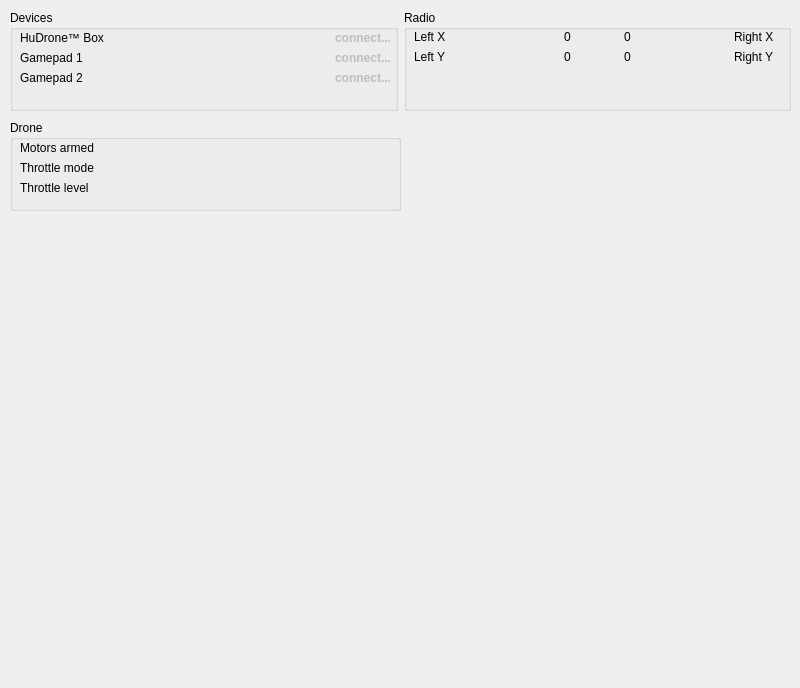
Old version of the form DESKTOP/app/dialogfly.ui in the repository houdini22/HuDrone.
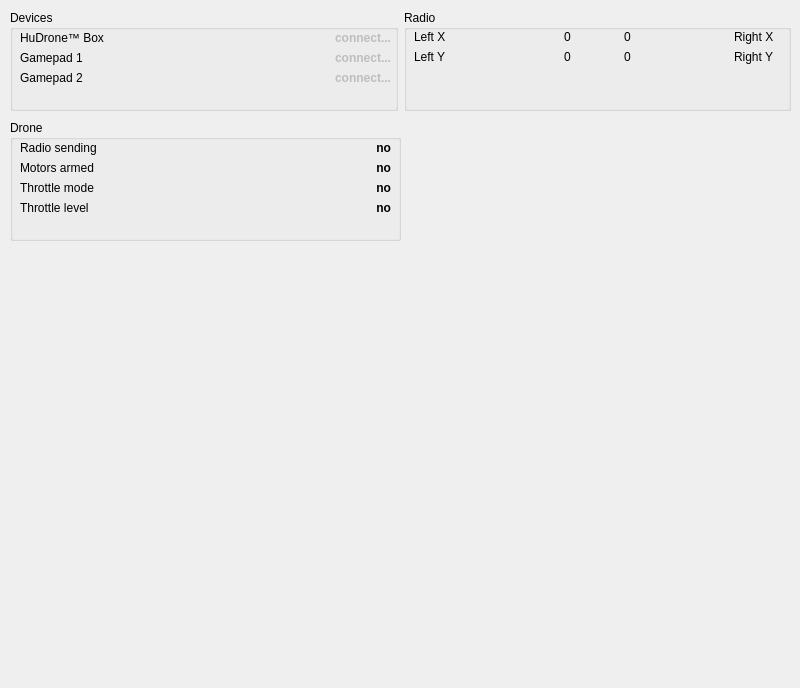
New version of the form.

```diff
--- a/DESKTOP/app/dialogfly.ui
+++ b/DESKTOP/app/dialogfly.ui
@@ -275,7 +275,7 @@
      <x>10</x>
      <y>120</y>
      <width>391</width>
-     <height>91</height>
+     <height>121</height>
     </rect>
    </property>
    <layout class="QHBoxLayout" name="horizontalLayout_2">
@@ -288,7 +288,7 @@
        <property name="geometry">
         <rect>
          <x>10</x>
-         <y>20</y>
+         <y>40</y>
          <width>141</width>
          <height>16</height>
         </rect>
@@ -301,7 +301,7 @@
        <property name="geometry">
         <rect>
          <x>10</x>
-         <y>40</y>
+         <y>60</y>
          <width>141</width>
          <height>16</height>
         </rect>
@@ -314,7 +314,7 @@
        <property name="geometry">
         <rect>
          <x>10</x>
-         <y>60</y>
+         <y>80</y>
          <width>141</width>
          <height>16</height>
         </rect>
@@ -323,6 +323,119 @@
         <string>Throttle level</string>
        </property>
       </widget>
+      <widget class="QLabel" name="labelRadioSending">
+       <property name="enabled">
+        <bool>true</bool>
+       </property>
+       <property name="geometry">
+        <rect>
+         <x>250</x>
+         <y>20</y>
+         <width>131</width>
+         <height>16</height>
+        </rect>
+       </property>
+       <property name="font">
+        <font>
+         <weight>75</weight>
+         <bold>true</bold>
+        </font>
+       </property>
+       <property name="text">
+        <string>no</string>
+       </property>
+       <property name="alignment">
+        <set>Qt::AlignRight|Qt::AlignTrailing|Qt::AlignVCenter</set>
+       </property>
+      </widget>
+      <widget class="QLabel" name="label_11">
+       <property name="geometry">
+        <rect>
+         <x>10</x>
+         <y>20</y>
+         <width>141</width>
+         <height>16</height>
+        </rect>
+       </property>
+       <property name="text">
+        <string>Radio sending</string>
+       </property>
+      </widget>
+      <widget class="QLabel" name="labelMotorsArmed">
+       <property name="enabled">
+        <bool>true</bool>
+       </property>
+       <property name="geometry">
+        <rect>
+         <x>250</x>
+         <y>40</y>
+         <width>131</width>
+         <height>16</height>
+        </rect>
+       </property>
+       <property name="font">
+        <font>
+         <weight>75</weight>
+         <bold>true</bold>
+        </font>
+       </property>
+       <property name="text">
+        <string>no</string>
+       </property>
+       <property name="alignment">
+        <set>Qt::AlignRight|Qt::AlignTrailing|Qt::AlignVCenter</set>
+       </property>
+      </widget>
+      <widget class="QLabel" name="labelThrottleModeActive">
+       <property name="enabled">
+        <bool>true</bool>
+       </property>
+       <property name="geometry">
+        <rect>
+         <x>250</x>
+         <y>60</y>
+         <width>131</width>
+         <height>16</height>
+        </rect>
+       </property>
+       <property name="font">
+        <font>
+         <weight>75</weight>
+         <bold>true</bold>
+        </font>
+       </property>
+       <property name="text">
+        <string>no</string>
+       </property>
+       <property name="alignment">
+        <set>Qt::AlignRight|Qt::AlignTrailing|Qt::AlignVCenter</set>
+       </property>
+      </widget>
+      <widget class="QLabel" name="labelThrottleLevel">
+       <property name="enabled">
+        <bool>true</bool>
+       </property>
+       <property name="geometry">
+        <rect>
+         <x>250</x>
+         <y>80</y>
+         <width>131</width>
+         <height>16</height>
+        </rect>
+       </property>
+       <property name="font">
+        <font>
+         <weight>75</weight>
+         <bold>true</bold>
+        </font>
+       </property>
+       <property name="text">
+        <string>no</string>
+       </property>
+       <property name="alignment">
+        <set>Qt::AlignRight|Qt::AlignTrailing|Qt::AlignVCenter</set>
+       </property>
+      </widget>
      </widget>
     </item>
    </layout>
```
